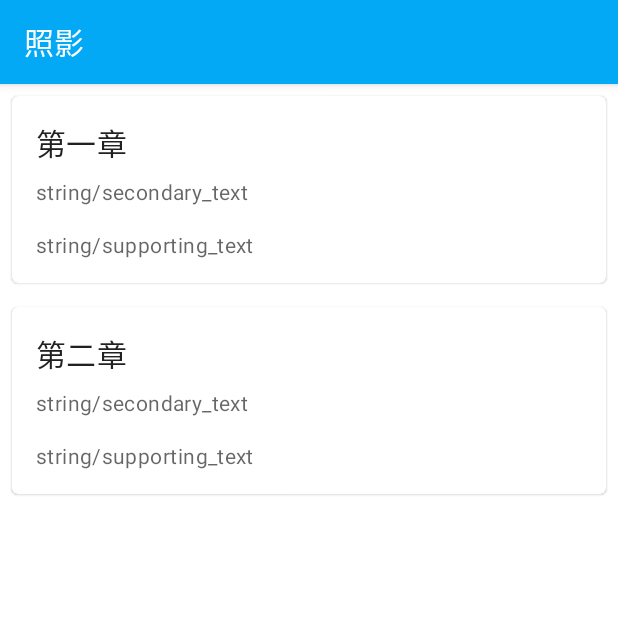
After one commit to Haoy1102/ZhaoYing, an Android app: the sectionCheckFragment screen opened through its navigation route, on a phone screen of 412 x 824 dp, the top half of it. The commit adds this screen. Run offline under Robolectric (Android 15) with nearby library versions, the phone set to English and light mode, and no system bars; our stand-ins replace Room's generated code.

Commit message:
0.1.2 list

```diff
--- /dev/null
+++ b/app/src/main/java/com/example/zhaoying_v13/ui/home/detection/SectionCheckViewModel.kt
@@ -0,0 +1,7 @@
+package com.example.zhaoying_v13.ui.home.detection
+
+import androidx.lifecycle.ViewModel
+
+class SectionCheckViewModel : ViewModel() {
+    // TODO: Implement the ViewModel
+}
--- a/app/src/main/java/com/example/zhaoying_v13/ui/home/detection/SelectFragment.kt
+++ b/app/src/main/java/com/example/zhaoying_v13/ui/home/detection/SelectFragment.kt
@@ -17,6 +17,7 @@ import androidx.fragment.app.Fragment
 import androidx.lifecycle.Observer
 import androidx.lifecycle.ViewModelProvider
 import androidx.navigation.findNavController
+import androidx.navigation.fragment.findNavController
 import com.example.zhaoying_v13.R
 import com.example.zhaoying_v13.database.UserDatabase
 import com.example.zhaoying_v13.databinding.SelectFragmentBinding
@@ -75,6 +76,9 @@ class SelectFragment : Fragment() {
 
         binding.btnToResult.setOnClickListener {
             predictReport()
+        }
+        binding.btnTest.setOnClickListener {
+            view.findNavController().navigate(R.id.action_selectFragment_to_sectionCheckFragment)
         }
 
     }
--- /dev/null
+++ b/app/src/main/java/com/example/zhaoying_v13/ui/home/detection/sectionCheckFragment.kt
@@ -0,0 +1,105 @@
+package com.example.zhaoying_v13.ui.home.detection
+
+import android.content.Context
+import androidx.lifecycle.ViewModelProvider
+import android.os.Bundle
+import androidx.fragment.app.Fragment
+import android.view.LayoutInflater
+import android.view.View
+import android.view.ViewGroup
+import android.widget.AdapterView
+import android.widget.TextView
+import android.widget.Toast
+import androidx.cardview.widget.CardView
+import androidx.recyclerview.widget.LinearLayoutManager
+import androidx.recyclerview.widget.RecyclerView
+import com.example.zhaoying_v13.R
+import com.example.zhaoying_v13.databinding.ReportFragmentBinding
+import com.example.zhaoying_v13.databinding.SectionCheckFragmentBinding
+
+class sectionCheckFragment : Fragment() {
+
+    private var _binding: SectionCheckFragmentBinding? = null
+    private val binding get() = _binding!!
+
+    companion object {
+        fun newInstance() = sectionCheckFragment()
+    }
+
+    private lateinit var viewModel: SectionCheckViewModel
+
+    override fun onCreateView(
+        inflater: LayoutInflater, container: ViewGroup?,
+        savedInstanceState: Bundle?
+    ): View? {
+        //return inflater.inflate(R.layout.section_check_fragment, container, false)
+        _binding = SectionCheckFragmentBinding.inflate(inflater, container, false)
+
+        val layoutManager = LinearLayoutManager(getActivity());
+        //GridLayoutManager layoutManager=new GridLayoutManager(getActivity(),3);
+        //StaggeredGridLayoutManager layoutManager = new StaggeredGridLayoutManager(3, StaggeredGridLayoutManager.VERTICAL);
+
+        val list= ArrayList<String>()
+        list.add("第一章")
+        list.add("第二章")
+        val list1=list.toList()
+        val cardAdaper=CardViewAdapter(requireContext(), list1)
+        binding.recycleview.setLayoutManager(layoutManager);
+
+        binding.recycleview.setAdapter(cardAdaper);
+
+
+
+
+        return binding.root
+    }
+
+    override fun onActivityCreated(savedInstanceState: Bundle?) {
+        super.onActivityCreated(savedInstanceState)
+        viewModel = ViewModelProvider(this).get(SectionCheckViewModel::class.java)
+        // TODO: Use the ViewModel
+    }
+
+}
+
+private class CardViewAdapter internal constructor(
+    private val context: Context,
+    memberList: List<String>
+) :
+    RecyclerView.Adapter<CardViewAdapter.ViewHolder>() {
+    private val memberList: List<String>
+    override fun onCreateViewHolder(parent: ViewGroup, viewType: Int): ViewHolder {
+        val view: View =
+            LayoutInflater.from(context).inflate(R.layout.section_card_view, parent, false)
+        return ViewHolder(view)
+    }
+
+    override fun onBindViewHolder(holder: ViewHolder, position: Int) {
+        val member: String = memberList[position]
+
+        holder.cardTile.setText(java.lang.String.valueOf(member))
+
+        holder.itemView.setOnClickListener {
+            Toast.makeText(context,holder.cardTile.text.toString(),Toast.LENGTH_SHORT).show()
+
+        }
+    }
+
+    override fun getItemCount(): Int {
+        return memberList.size
+    }
+
+    //Adapter 需要一個 ViewHolder，只要實作它的 constructor 就好，保存起來的view會放在itemView裡面
+    internal inner class ViewHolder(itemView: View) : RecyclerView.ViewHolder(itemView) {
+
+        var cardTile: TextView
+
+        init {
+            cardTile = itemView.findViewById<View>(R.id.cardTile) as TextView
+        }
+    }
+
+    init {
+        this.memberList = memberList
+    }
+}
--- /dev/null
+++ b/app/src/main/res/layout/section_card_view.xml
@@ -0,0 +1,44 @@
+<?xml version="1.0" encoding="utf-8"?>
+<com.google.android.material.card.MaterialCardView
+    xmlns:android="http://schemas.android.com/apk/res/android"
+    android:id="@+id/section_card_view"
+    android:layout_width="match_parent"
+    android:layout_height="wrap_content"
+    android:layout_margin="8dp"
+    android:checkable="true"
+    android:clickable="true"
+    android:focusable="true">
+
+    <LinearLayout
+        android:layout_width="match_parent"
+        android:layout_height="wrap_content"
+        android:orientation="vertical"
+        android:padding="16dp">
+
+        <!-- Title, secondary and supporting text -->
+        <TextView
+            android:id="@+id/cardTile"
+            android:layout_width="wrap_content"
+            android:layout_height="wrap_content"
+            android:text="string/title"
+            android:textAppearance="?attr/textAppearanceHeadline6" />
+
+        <TextView
+            android:id="@+id/line2"
+            android:layout_width="wrap_content"
+            android:layout_height="wrap_content"
+            android:layout_marginTop="8dp"
+            android:text="string/secondary_text"
+            android:textAppearance="?attr/textAppearanceBody2"
+            android:textColor="?android:attr/textColorSecondary" />
+
+        <TextView
+            android:layout_width="wrap_content"
+            android:layout_height="wrap_content"
+            android:layout_marginTop="16dp"
+            android:text="string/supporting_text"
+            android:textAppearance="?attr/textAppearanceBody2"
+            android:textColor="?android:attr/textColorSecondary" />
+    </LinearLayout>
+
+</com.google.android.material.card.MaterialCardView>
--- /dev/null
+++ b/app/src/main/res/layout/section_check_fragment.xml
@@ -0,0 +1,22 @@
+<?xml version="1.0" encoding="utf-8"?>
+<RelativeLayout xmlns:android="http://schemas.android.com/apk/res/android"
+    xmlns:tools="http://schemas.android.com/tools"
+    android:orientation="vertical"
+    android:layout_width="match_parent"
+    android:layout_height="match_parent"
+    tools:context=".ui.home.detection.sectionCheckFragment">
+
+    <androidx.recyclerview.widget.RecyclerView
+        android:id="@+id/recycleview"
+        android:layout_width="match_parent"
+        android:layout_height="match_parent">
+
+
+    </androidx.recyclerview.widget.RecyclerView>
+
+
+
+
+
+
+</RelativeLayout>
--- a/app/src/main/res/layout/select_fragment.xml
+++ b/app/src/main/res/layout/select_fragment.xml
@@ -90,6 +90,22 @@
         app:layout_constraintStart_toStartOf="parent"
         app:layout_constraintTop_toBottomOf="@+id/tvfield_fileName" />
 
+    <Button
+        android:id="@+id/btn_test"
+        style="@style/Widget.Material3.Button"
+        android:layout_width="0dp"
+        android:layout_height="wrap_content"
+        android:layout_marginStart="32dp"
+        android:layout_marginTop="32dp"
+        android:layout_marginEnd="32dp"
+        android:text="测试"
+        android:textSize="18sp"
+        android:paddingTop="14sp"
+        android:paddingBottom="14sp"
+        app:layout_constraintEnd_toEndOf="parent"
+        app:layout_constraintStart_toStartOf="parent"
+        app:layout_constraintTop_toBottomOf="@+id/btn_toResult" />
+
     <TextView
         android:id="@+id/tv_uploadFinish"
         android:layout_width="wrap_content"
--- a/app/src/main/res/navigation/detection_navigation.xml
+++ b/app/src/main/res/navigation/detection_navigation.xml
@@ -14,10 +14,19 @@
             app:destination="@id/reportFragment"
             app:popUpTo="@id/selectFragment"
             app:popUpToInclusive="true" />
+        <action
+            android:id="@+id/action_selectFragment_to_sectionCheckFragment"
+            app:destination="@id/sectionCheckFragment"
+            app:popUpTo="@id/selectFragment" />
     </fragment>
     <fragment
         android:id="@+id/reportFragment"
         android:name="com.example.zhaoying_v13.ui.home.detection.ReportFragment"
         android:label="report_fragment"
         tools:layout="@layout/report_fragment" />
+    <fragment
+        android:id="@+id/sectionCheckFragment"
+        android:name="com.example.zhaoying_v13.ui.home.detection.sectionCheckFragment"
+        android:label="section_check_fragment"
+        tools:layout="@layout/section_check_fragment" />
 </navigation>
```
Also changed, not shown: app/src/main/java/com/example/zhaoying_v13/ui/home/cameraDec/CameraDecActivity.kt (+0 -25 lines), app/src/main/java/com/example/zhaoying_v13/ui/home/detection/CardViewAdapter.kt (added, +14 -0 lines).
